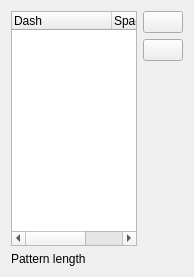
First picture: the form in src/ui/symbollayer/qgsdashspacewidgetbase.ui, repository qgis/QGIS, before the edit.
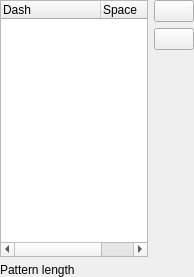
Second picture: the form after the edit. Custom widgets are drawn as their Qt base class.

Commit message: Fix excessive widget padding for dash space widget

```diff
--- a/src/ui/symbollayer/qgsdashspacewidgetbase.ui
+++ b/src/ui/symbollayer/qgsdashspacewidgetbase.ui
@@ -14,6 +14,18 @@
    <string>Dash Space Pattern</string>
   </property>
   <layout class="QGridLayout" name="gridLayout">
+   <property name="leftMargin">
+    <number>0</number>
+   </property>
+   <property name="topMargin">
+    <number>0</number>
+   </property>
+   <property name="rightMargin">
+    <number>0</number>
+   </property>
+   <property name="bottomMargin">
+    <number>0</number>
+   </property>
    <item row="0" column="1">
     <layout class="QVBoxLayout" name="verticalLayout">
      <item>
```
